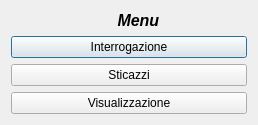
The window that menu.ui (stefanodecillis/Progetto_Fondamenti_WR) describes before a commit, drawn with Qt 5.
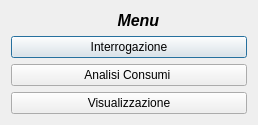
The same window after the commit.

The edit to the form file:
```diff
--- a/menu.ui
+++ b/menu.ui
@@ -42,7 +42,7 @@
      <item row="2" column="0">
       <widget class="QPushButton" name="button3">
        <property name="text">
-        <string>Sticazzi</string>
+        <string>Analisi Consumi </string>
        </property>
       </widget>
      </item>
```
